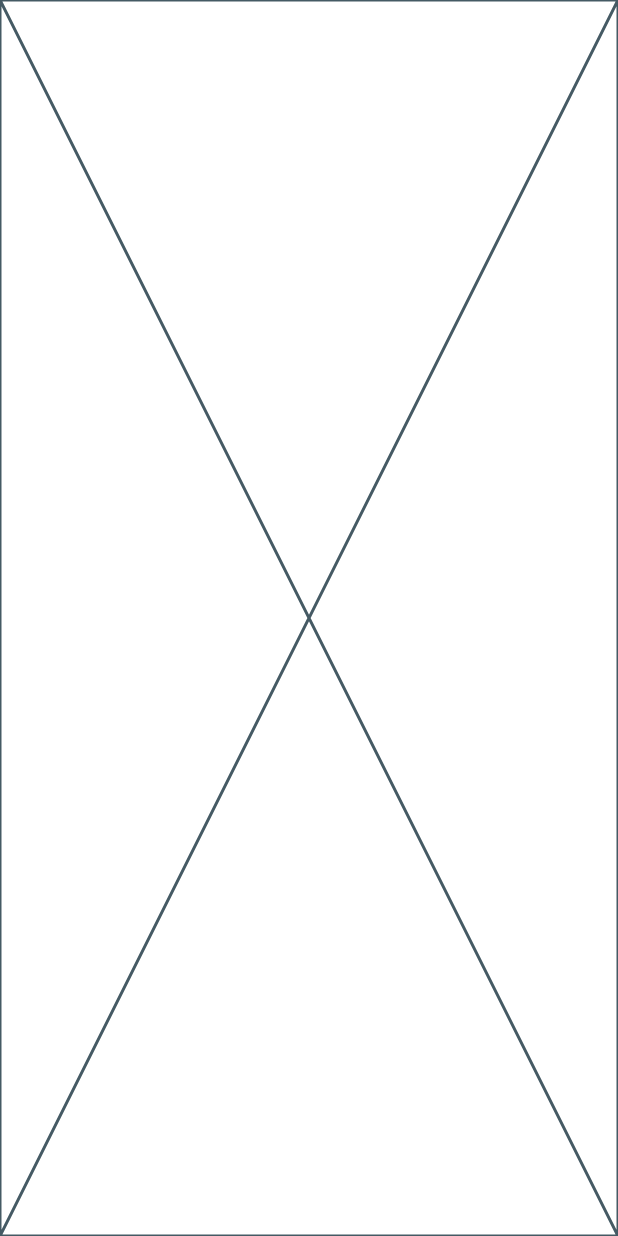
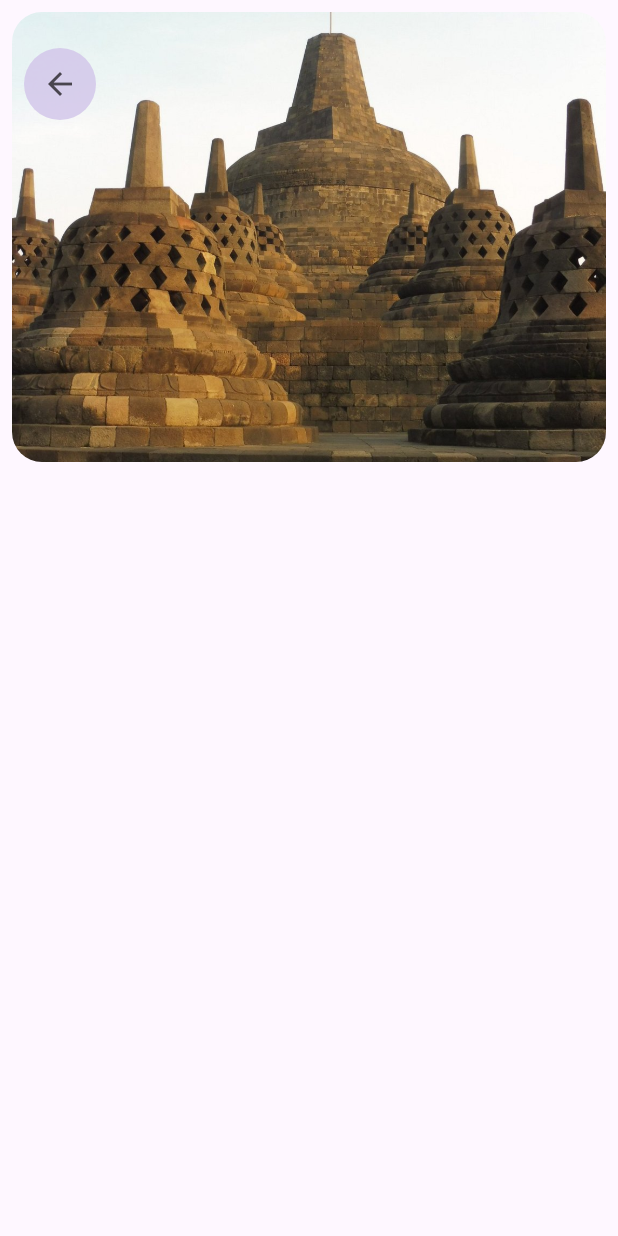
Before and after one commit to Mobile-Programming-MDP/materi-flutter-nurrachmat-nr, a Flutter app: the screen it shows after launch, on a phone screen of 412 x 824 dp. Run offline on Flutter 3.47's test engine with Material 3 defaults, Android fonts, the phone set to English and light mode, and no system bars.

Commit message:
Detail Header

```diff
--- a/wisata_candi/lib/main.dart
+++ b/wisata_candi/lib/main.dart
@@ -1,4 +1,5 @@
 import 'package:flutter/material.dart';
+import 'package:wisata_candi/data/candi_data.dart';
 import 'package:wisata_candi/screens/detail_screen.dart';
 
 void main() {
@@ -16,7 +17,7 @@ class MyApp extends StatelessWidget {
         colorScheme: ColorScheme.fromSeed(seedColor: Colors.deepPurple),
         useMaterial3: true,
       ),
-      home: DetailScreen()
+      home: DetailScreen(candi: candiList[0])
     );
   }
 }
--- a/wisata_candi/lib/screens/detail_screen.dart
+++ b/wisata_candi/lib/screens/detail_screen.dart
@@ -1,10 +1,51 @@
+import 'dart:ffi';
+
 import 'package:flutter/material.dart';
+import 'package:wisata_candi/models/candi.dart';
 
 class DetailScreen extends StatelessWidget {
-  const DetailScreen({super.key});
+  final Candi candi;
+  const DetailScreen({super.key, required this.candi});
 
   @override
   Widget build(BuildContext context) {
-    return const Placeholder();
+    return Scaffold(
+      body: Column(
+        children: [
+          //@TODO : Detail Header
+          Stack(
+            children: [
+              //image utama
+              Padding(
+                padding: const EdgeInsets.all(8.0),
+                child: ClipRRect(
+                  borderRadius: BorderRadius.circular(20),
+                  child: Image.asset(
+                    candi.imageAsset,
+                    width: double.infinity,
+                    height: 300,
+                    fit: BoxFit.cover,
+                  ),
+                ),
+              ),
+
+              //custom back button
+              Padding(
+                padding: const EdgeInsets.symmetric(horizontal: 16, vertical: 32,),
+                child: Container(
+                  decoration: BoxDecoration(
+                    color: Colors.deepPurple[100]?.withValues(alpha: 0.8),
+                    shape: BoxShape.circle
+                  ),
+                  child: IconButton(onPressed: (){}, icon: Icon(Icons.arrow_back))),
+              )
+            ],
+          ),
+          //@TODO : Detail Info
+
+          //@TODO : Detail Gallery
+        ],
+      ),
+    );
   }
 }
--- a/wisata_candi/pubspec.yaml
+++ b/wisata_candi/pubspec.yaml
@@ -34,6 +34,7 @@ dependencies:
   # The following adds the Cupertino Icons font to your application.
   # Use with the CupertinoIcons class for iOS style icons.
   cupertino_icons: ^1.0.8
+  cached_network_image: ^3.4.1
 
 dev_dependencies:
   flutter_test:
@@ -61,6 +62,8 @@ flutter:
   # assets:
   #   - images/a_dot_burr.jpeg
   #   - images/a_dot_ham.jpeg
+  assets:
+    - images/
 
   # An image asset can refer to one or more resolution-specific "variants", see
   # https://flutter.dev/to/resolution-aware-images
```
Also changed, not shown: wisata_candi/pubspec.lock, 1 other file.
